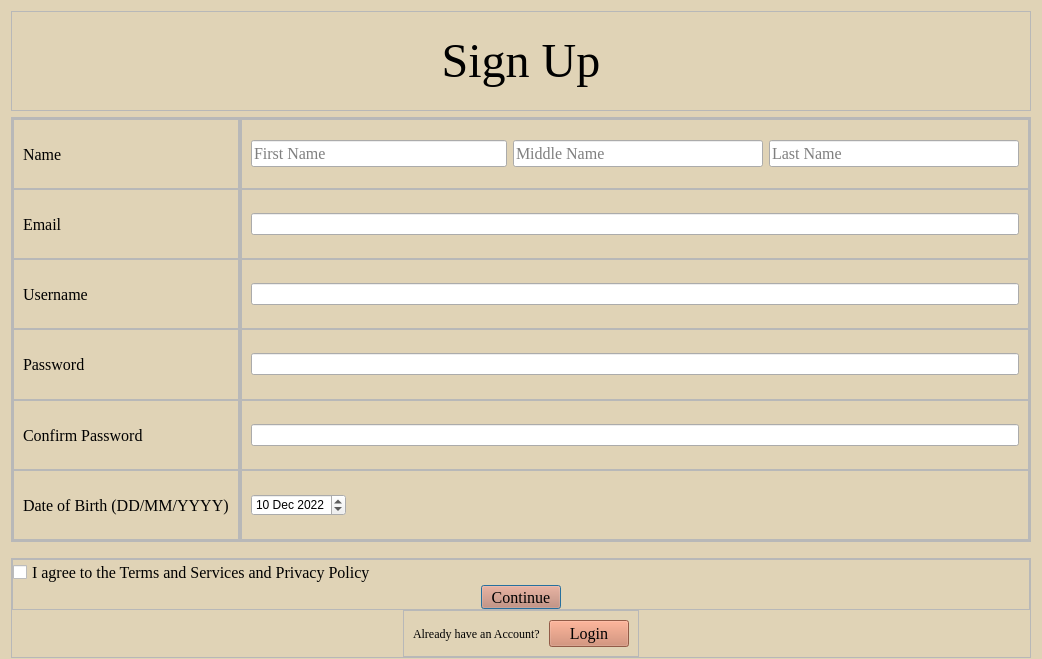
skidgefries/rightmeal, file signup.ui: the form before one commit.
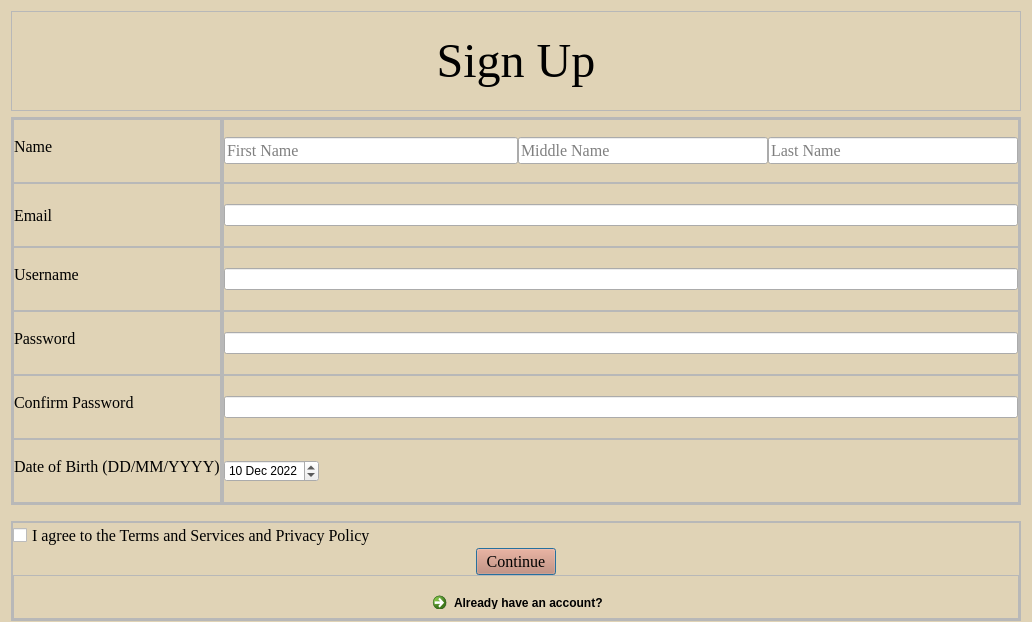
The form after the commit.

What changed in the file:
```diff
--- a/signup.ui
+++ b/signup.ui
@@ -6,8 +6,8 @@
    <rect>
     <x>0</x>
     <y>0</y>
-    <width>1042</width>
-    <height>659</height>
+    <width>1032</width>
+    <height>622</height>
    </rect>
   </property>
   <property name="minimumSize">
@@ -159,6 +159,18 @@
             <enum>QFrame::Raised</enum>
            </property>
            <layout class="QVBoxLayout" name="verticalLayout_10">
+            <property name="spacing">
+             <number>0</number>
+            </property>
+            <property name="leftMargin">
+             <number>0</number>
+            </property>
+            <property name="topMargin">
+             <number>0</number>
+            </property>
+            <property name="rightMargin">
+             <number>0</number>
+            </property>
             <item>
              <widget class="QLabel" name="label_18">
               <property name="sizePolicy">
@@ -192,6 +204,21 @@
             <enum>QFrame::Raised</enum>
            </property>
            <layout class="QVBoxLayout" name="verticalLayout_9">
+            <property name="spacing">
+             <number>0</number>
+            </property>
+            <property name="leftMargin">
+             <number>0</number>
+            </property>
+            <property name="topMargin">
+             <number>0</number>
+            </property>
+            <property name="rightMargin">
+             <number>0</number>
+            </property>
+            <property name="bottomMargin">
+             <number>0</number>
+            </property>
             <item>
              <widget class="QLabel" name="label_21">
               <property name="sizePolicy">
@@ -225,6 +252,18 @@
             <enum>QFrame::Raised</enum>
            </property>
            <layout class="QVBoxLayout" name="verticalLayout_8">
+            <property name="spacing">
+             <number>0</number>
+            </property>
+            <property name="leftMargin">
+             <number>0</number>
+            </property>
+            <property name="topMargin">
+             <number>0</number>
+            </property>
+            <property name="rightMargin">
+             <number>0</number>
+            </property>
             <item>
              <widget class="QLabel" name="label_24">
               <property name="sizePolicy">
@@ -258,6 +297,18 @@
             <enum>QFrame::Raised</enum>
            </property>
            <layout class="QVBoxLayout" name="verticalLayout_7">
+            <property name="spacing">
+             <number>0</number>
+            </property>
+            <property name="leftMargin">
+             <number>0</number>
+            </property>
+            <property name="topMargin">
+             <number>0</number>
+            </property>
+            <property name="rightMargin">
+             <number>0</number>
+            </property>
             <item>
              <widget class="QLabel" name="label_22">
               <property name="sizePolicy">
@@ -291,6 +342,18 @@
             <enum>QFrame::Raised</enum>
            </property>
            <layout class="QVBoxLayout" name="verticalLayout_6">
+            <property name="spacing">
+             <number>0</number>
+            </property>
+            <property name="leftMargin">
+             <number>0</number>
+            </property>
+            <property name="topMargin">
+             <number>0</number>
+            </property>
+            <property name="rightMargin">
+             <number>0</number>
+            </property>
             <item>
              <widget class="QLabel" name="label_23">
               <property name="sizePolicy">
@@ -324,6 +387,18 @@
             <enum>QFrame::Raised</enum>
            </property>
            <layout class="QVBoxLayout" name="verticalLayout_5">
+            <property name="spacing">
+             <number>0</number>
+            </property>
+            <property name="leftMargin">
+             <number>0</number>
+            </property>
+            <property name="topMargin">
+             <number>0</number>
+            </property>
+            <property name="rightMargin">
+             <number>0</number>
+            </property>
             <item>
              <widget class="QLabel" name="label_25">
               <property name="sizePolicy">
@@ -384,6 +459,21 @@
             <enum>QFrame::Raised</enum>
            </property>
            <layout class="QHBoxLayout" name="horizontalLayout_3">
+            <property name="spacing">
+             <number>0</number>
+            </property>
+            <property name="leftMargin">
+             <number>0</number>
+            </property>
+            <property name="topMargin">
+             <number>0</number>
+            </property>
+            <property name="rightMargin">
+             <number>0</number>
+            </property>
+            <property name="bottomMargin">
+             <number>0</number>
+            </property>
             <item>
              <widget class="QLineEdit" name="lineEdit">
               <property name="minimumSize">
@@ -480,6 +570,21 @@
             <enum>QFrame::Raised</enum>
            </property>
            <layout class="QHBoxLayout" name="horizontalLayout_4">
+            <property name="spacing">
+             <number>0</number>
+            </property>
+            <property name="leftMargin">
+             <number>0</number>
+            </property>
+            <property name="topMargin">
+             <number>0</number>
+            </property>
+            <property name="rightMargin">
+             <number>0</number>
+            </property>
+            <property name="bottomMargin">
+             <number>0</number>
+            </property>
             <item>
              <widget class="QLineEdit" name="lineEdit_2"/>
             </item>
@@ -495,6 +600,21 @@
             <enum>QFrame::Raised</enum>
            </property>
            <layout class="QVBoxLayout" name="verticalLayout_11">
+            <property name="spacing">
+             <number>0</number>
+            </property>
+            <property name="leftMargin">
+             <number>0</number>
+            </property>
+            <property name="topMargin">
+             <number>0</number>
+            </property>
+            <property name="rightMargin">
+             <number>0</number>
+            </property>
+            <property name="bottomMargin">
+             <number>0</number>
+            </property>
             <item>
              <widget class="QLineEdit" name="lineEdit_3"/>
             </item>
@@ -510,6 +630,21 @@
             <enum>QFrame::Raised</enum>
            </property>
            <layout class="QHBoxLayout" name="horizontalLayout_5">
+            <property name="spacing">
+             <number>0</number>
+            </property>
+            <property name="leftMargin">
+             <number>0</number>
+            </property>
+            <property name="topMargin">
+             <number>0</number>
+            </property>
+            <property name="rightMargin">
+             <number>0</number>
+            </property>
+            <property name="bottomMargin">
+             <number>0</number>
+            </property>
             <item>
              <widget class="QLineEdit" name="lineEdit_4"/>
             </item>
@@ -525,6 +660,21 @@
             <enum>QFrame::Raised</enum>
            </property>
            <layout class="QHBoxLayout" name="horizontalLayout_6">
+            <property name="spacing">
+             <number>0</number>
+            </property>
+            <property name="leftMargin">
+             <number>0</number>
+            </property>
+            <property name="topMargin">
+             <number>0</number>
+            </property>
+            <property name="rightMargin">
+             <number>0</number>
+            </property>
+            <property name="bottomMargin">
+             <number>0</number>
+            </property>
             <item>
              <widget class="QLineEdit" name="lineEdit_5"/>
             </item>
@@ -540,6 +690,21 @@
             <enum>QFrame::Raised</enum>
            </property>
            <layout class="QVBoxLayout" name="verticalLayout_12">
+            <property name="spacing">
+             <number>0</number>
+            </property>
+            <property name="leftMargin">
+             <number>0</number>
+            </property>
+            <property name="topMargin">
+             <number>0</number>
+            </property>
+            <property name="rightMargin">
+             <number>0</number>
+            </property>
+            <property name="bottomMargin">
+             <number>0</number>
+            </property>
             <item>
              <widget class="QDateEdit" name="dateEdit">
               <property name="sizePolicy">
@@ -607,6 +772,12 @@
       </property>
       <item>
        <widget class="QFrame" name="frame_18">
+        <property name="minimumSize">
+         <size>
+          <width>0</width>
+          <height>50</height>
+         </size>
+        </property>
         <property name="frameShape">
          <enum>QFrame::StyledPanel</enum>
         </property>
@@ -667,55 +838,29 @@
            </property>
           </widget>
          </item>
-        </layout>
-       </widget>
-      </item>
-      <item alignment="Qt::AlignHCenter">
-       <widget class="QFrame" name="frame_19">
-        <property name="frameShape">
-         <enum>QFrame::StyledPanel</enum>
-        </property>
-        <property name="frameShadow">
-         <enum>QFrame::Raised</enum>
-        </property>
-        <layout class="QHBoxLayout" name="horizontalLayout_7">
          <item>
-          <widget class="QLabel" name="label_2">
-           <property name="maximumSize">
+          <widget class="QFrame" name="frame_19">
+           <property name="minimumSize">
             <size>
-             <width>200</width>
-             <height>16777215</height>
+             <width>0</width>
+             <height>30</height>
             </size>
            </property>
-           <property name="font">
-            <font>
-             <family>Times New Roman</family>
-             <italic>false</italic>
-             <bold>false</bold>
-            </font>
+           <property name="frameShape">
+            <enum>QFrame::StyledPanel</enum>
            </property>
-           <property name="text">
-            <string>Already have an Account? </string>
+           <property name="frameShadow">
+            <enum>QFrame::Raised</enum>
            </property>
-          </widget>
-         </item>
-         <item alignment="Qt::AlignLeft">
-          <widget class="QPushButton" name="pushButton_2">
-           <property name="sizePolicy">
-            <sizepolicy hsizetype="Fixed" vsizetype="Fixed">
-             <horstretch>0</horstretch>
-             <verstretch>0</verstretch>
-            </sizepolicy>
-           </property>
-           <property name="font">
-            <font>
-             <family>Times New Roman</family>
-             <pointsize>12</pointsize>
-            </font>
-           </property>
-           <property name="text">
-            <string>Login</string>
-           </property>
+           <layout class="QVBoxLayout" name="verticalLayout_14">
+            <item alignment="Qt::AlignHCenter">
+             <widget class="QCommandLinkButton" name="commandLinkButton">
+              <property name="text">
+               <string>Already have an account?</string>
+              </property>
+             </widget>
+            </item>
+           </layout>
           </widget>
          </item>
         </layout>
```
